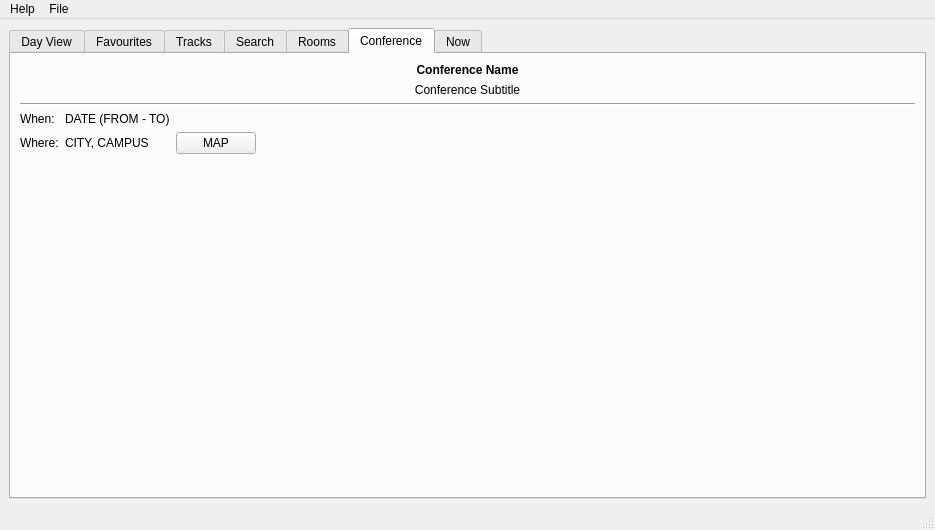
Old version of the form src/gui/mainwindow.ui in the repository edulix/confclerk.
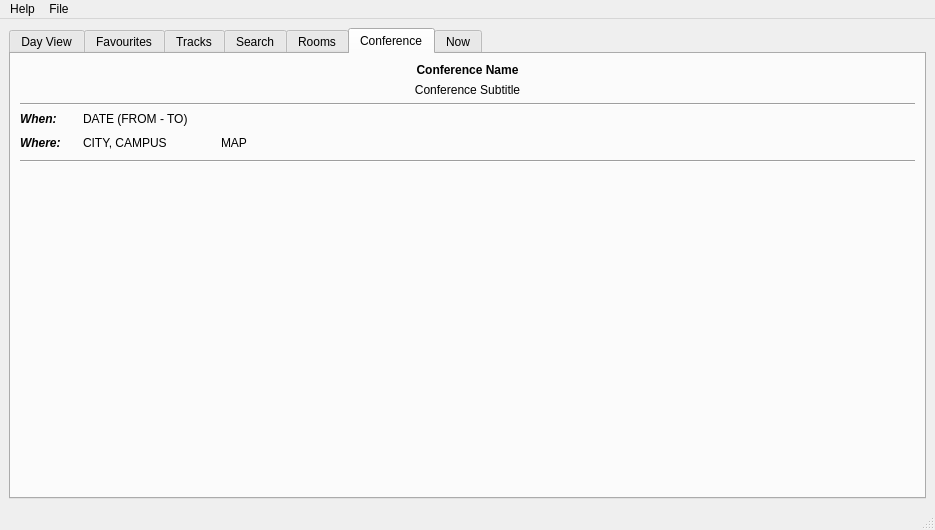
New version of the form. The open tabs and pages were chosen to show the change. Icons and pictures are not drawn. Custom widgets are drawn as their Qt base class.

Commit message: "conference" tab - GUI modifications

Patch:
```diff
--- a/src/gui/mainwindow.ui
+++ b/src/gui/mainwindow.ui
@@ -391,6 +391,13 @@
            <layout class="QGridLayout" name="gridLayout_6" >
             <item row="0" column="0" >
              <widget class="QLabel" name="label" >
+              <property name="font" >
+               <font>
+                <weight>75</weight>
+                <italic>true</italic>
+                <bold>true</bold>
+               </font>
+              </property>
               <property name="text" >
                <string>When:</string>
               </property>
@@ -398,33 +405,47 @@
             </item>
             <item row="1" column="0" >
              <widget class="QLabel" name="label_2" >
+              <property name="font" >
+               <font>
+                <weight>75</weight>
+                <italic>true</italic>
+                <bold>true</bold>
+               </font>
+              </property>
               <property name="text" >
                <string>Where:</string>
               </property>
              </widget>
             </item>
-            <item row="0" column="1" >
+            <item row="0" column="2" >
              <widget class="QLabel" name="conferenceWhen" >
               <property name="text" >
                <string>DATE (FROM - TO)</string>
               </property>
              </widget>
             </item>
-            <item row="1" column="1" >
+            <item row="1" column="2" >
              <widget class="QLabel" name="conferenceWhere" >
               <property name="text" >
                <string>CITY, CAMPUS</string>
               </property>
              </widget>
             </item>
-            <item row="1" column="2" >
+            <item row="1" column="3" >
              <widget class="QPushButton" name="showMapButton" >
               <property name="text" >
                <string>MAP</string>
               </property>
+              <property name="icon" >
+               <iconset resource="../icons.qrc" >
+                <normaloff>:/icons/compassBig.png</normaloff>:/icons/compassBig.png</iconset>
+              </property>
+              <property name="flat" >
+               <bool>true</bool>
+              </property>
              </widget>
             </item>
-            <item row="1" column="3" >
+            <item row="1" column="4" >
              <spacer name="horizontalSpacer_3" >
               <property name="orientation" >
                <enum>Qt::Horizontal</enum>
@@ -437,8 +458,22 @@
               </property>
              </spacer>
             </item>
+            <item row="0" column="1" >
+             <widget class="QLabel" name="spacer" >
+              <property name="text" >
+               <string>   </string>
+              </property>
+             </widget>
+            </item>
            </layout>
           </item>
+          <item>
+           <widget class="Line" name="line_2" >
+            <property name="orientation" >
+             <enum>Qt::Horizontal</enum>
+            </property>
+           </widget>
+          </item>
           <item>
            <spacer name="verticalSpacer" >
             <property name="orientation" >
```
Left out of the diff: 6 changed lines with no effect on the pictures.
